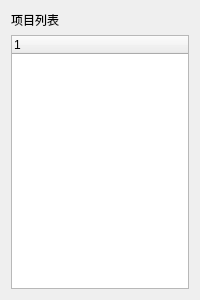
This is protreedialog.ui in Sprinining/qt-album as Qt 5 draws it before an edit. The edited form follows.
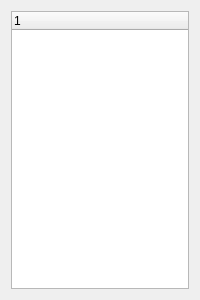
This is the edited form. Custom widgets are drawn as their Qt base class.

Commit message: style: 删除labelPro

```diff
--- a/protreedialog.ui
+++ b/protreedialog.ui
@@ -25,14 +25,7 @@
   <property name="windowTitle">
    <string>Dialog</string>
   </property>
-  <layout class="QVBoxLayout" name="verticalLayout" stretch="1,20">
-   <item>
-    <widget class="QLabel" name="labelPro">
-     <property name="text">
-      <string>项目列表</string>
-     </property>
-    </widget>
-   </item>
+  <layout class="QVBoxLayout" name="verticalLayout" stretch="20">
    <item>
     <widget class="ProTreeWidget" name="treeWidget">
      <column>
```
